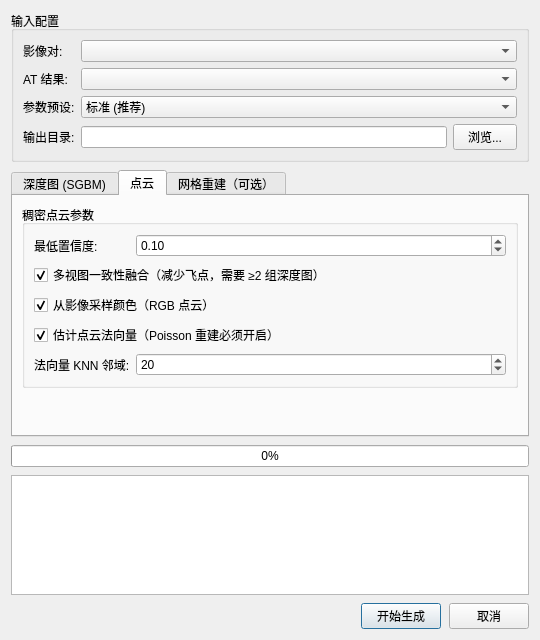
The window that src/gui/dialogs/DenseCloudDialog.ui (guderianXu/plascan) describes before a commit, drawn with Qt 5.
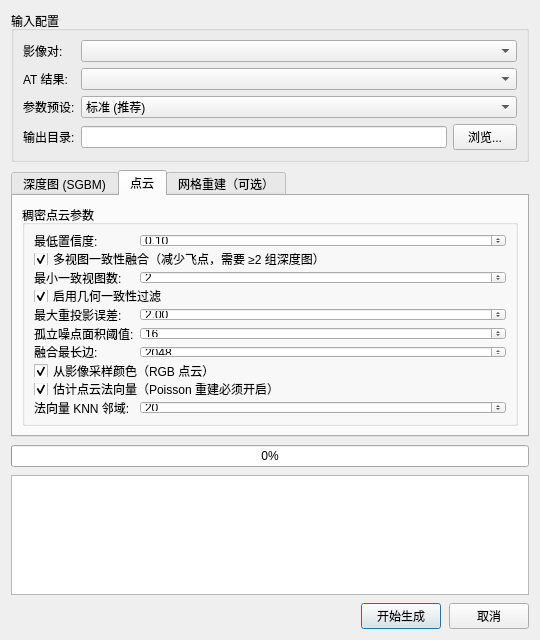
The same window after the commit. The open tabs and pages were chosen to show the change.

What changed in the file:
```diff
--- a/src/gui/dialogs/DenseCloudDialog.ui
+++ b/src/gui/dialogs/DenseCloudDialog.ui
@@ -418,7 +418,133 @@
             </property>
            </widget>
           </item>
-          <item row="2" column="0" colspan="2">
+          <item row="2" column="0">
+           <widget class="QLabel" name="minConsistentViewsLabel">
+            <property name="text">
+             <string>最小一致视图数:</string>
+            </property>
+            <property name="buddy">
+             <cstring>m_minConsistentViewsSpin</cstring>
+            </property>
+           </widget>
+          </item>
+          <item row="2" column="1">
+           <widget class="QSpinBox" name="m_minConsistentViewsSpin">
+            <property name="toolTip">
+             <string>融合时一个深度像素至少需要多少个源视图支持。值越高飞点越少，但覆盖率会下降。</string>
+            </property>
+            <property name="minimum">
+             <number>1</number>
+            </property>
+            <property name="maximum">
+             <number>8</number>
+            </property>
+            <property name="value">
+             <number>2</number>
+            </property>
+           </widget>
+          </item>
+          <item row="3" column="0" colspan="2">
+           <widget class="QCheckBox" name="m_geomConsistencyCheck">
+            <property name="toolTip">
+             <string>启用多视几何一致性检查；关闭后覆盖率可能增加，但飞点风险更高。</string>
+            </property>
+            <property name="text">
+             <string>启用几何一致性过滤</string>
+            </property>
+            <property name="checked">
+             <bool>true</bool>
+            </property>
+           </widget>
+          </item>
+          <item row="4" column="0">
+           <widget class="QLabel" name="maxReprojErrorLabel">
+            <property name="text">
+             <string>最大重投影误差:</string>
+            </property>
+            <property name="buddy">
+             <cstring>m_maxReprojErrorSpin</cstring>
+            </property>
+           </widget>
+          </item>
+          <item row="4" column="1">
+           <widget class="QDoubleSpinBox" name="m_maxReprojErrorSpin">
+            <property name="toolTip">
+             <string>几何一致性检查允许的最大像素误差。</string>
+            </property>
+            <property name="decimals">
+             <number>2</number>
+            </property>
+            <property name="minimum">
+             <double>0.100000000000000</double>
+            </property>
+            <property name="maximum">
+             <double>20.000000000000000</double>
+            </property>
+            <property name="singleStep">
+             <double>0.250000000000000</double>
+            </property>
+            <property name="value">
+             <double>2.000000000000000</double>
+            </property>
+           </widget>
+          </item>
+          <item row="5" column="0">
+           <widget class="QLabel" name="speckleMinAreaLabel">
+            <property name="text">
+             <string>孤立噪点面积阈值:</string>
+            </property>
+            <property name="buddy">
+             <cstring>m_speckleMinAreaSpin</cstring>
+            </property>
+           </widget>
+          </item>
+          <item row="5" column="1">
+           <widget class="QSpinBox" name="m_speckleMinAreaSpin">
+            <property name="toolTip">
+             <string>过滤小于该像素面积的孤立有效深度连通域；0 表示关闭小连通域过滤。</string>
+            </property>
+            <property name="minimum">
+             <number>0</number>
+            </property>
+            <property name="maximum">
+             <number>10000</number>
+            </property>
+            <property name="value">
+             <number>16</number>
+            </property>
+           </widget>
+          </item>
+          <item row="6" column="0">
+           <widget class="QLabel" name="fusionMaxImageDimLabel">
+            <property name="text">
+             <string>融合最长边:</string>
+            </property>
+            <property name="buddy">
+             <cstring>m_fusionMaxImageDimSpin</cstring>
+            </property>
+           </widget>
+          </item>
+          <item row="6" column="1">
+           <widget class="QSpinBox" name="m_fusionMaxImageDimSpin">
+            <property name="toolTip">
+             <string>融合阶段使用的深度图最长边。0 表示使用原始尺寸；较小值可显著降低内存和耗时。</string>
+            </property>
+            <property name="minimum">
+             <number>0</number>
+            </property>
+            <property name="maximum">
+             <number>12000</number>
+            </property>
+            <property name="singleStep">
+             <number>256</number>
+            </property>
+            <property name="value">
+             <number>2048</number>
+            </property>
+           </widget>
+          </item>
+          <item row="7" column="0" colspan="2">
            <widget class="QCheckBox" name="m_colorsCheck">
             <property name="text">
              <string>从影像采样颜色（RGB 点云）</string>
@@ -428,7 +554,7 @@
             </property>
            </widget>
           </item>
-          <item row="3" column="0" colspan="2">
+          <item row="8" column="0" colspan="2">
            <widget class="QCheckBox" name="m_normalsCheck">
             <property name="text">
              <string>估计点云法向量（Poisson 重建必须开启）</string>
@@ -438,7 +564,7 @@
             </property>
            </widget>
           </item>
-          <item row="4" column="0">
+          <item row="9" column="0">
            <widget class="QLabel" name="normalKnnLabel">
             <property name="text">
              <string>法向量 KNN 邻域:</string>
@@ -448,7 +574,7 @@
             </property>
            </widget>
           </item>
-          <item row="4" column="1">
+          <item row="9" column="1">
            <widget class="QSpinBox" name="m_normalKnnSpin">
             <property name="minimum">
              <number>8</number>
```
